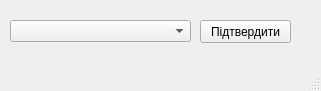
Old version of the form mainwindow.ui in the repository MyNameIsLiza/CourseWork.
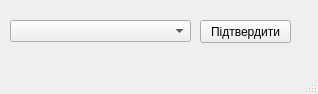
New version of the form.

```diff
--- a/mainwindow.ui
+++ b/mainwindow.ui
@@ -6,8 +6,8 @@
    <rect>
     <x>0</x>
     <y>0</y>
-    <width>321</width>
-    <height>91</height>
+    <width>318</width>
+    <height>94</height>
    </rect>
   </property>
   <property name="windowTitle">
```
Left out of the diff: 6 changed lines with no effect on the pictures.
